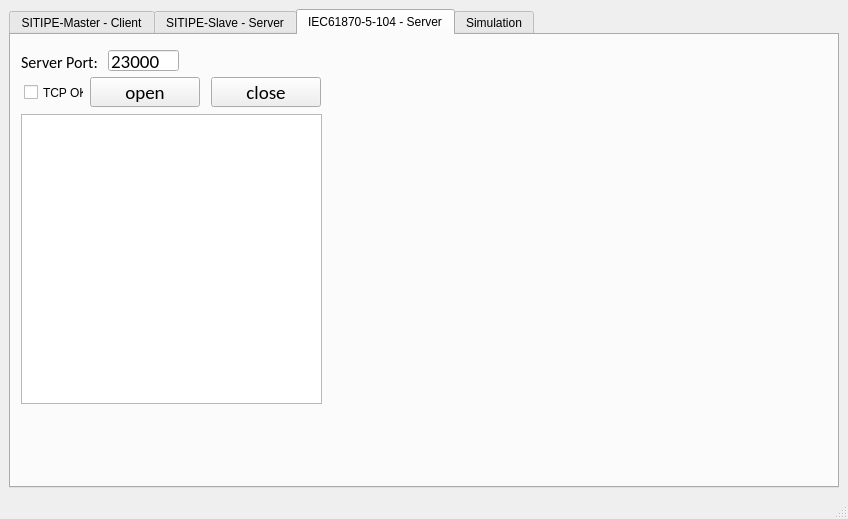
The window that examples/QtWidgets/Qt6CMake-main/forms/mainwindow.ui (Pfannex/IEC61850_Qt) describes before a commit, drawn with Qt 5.
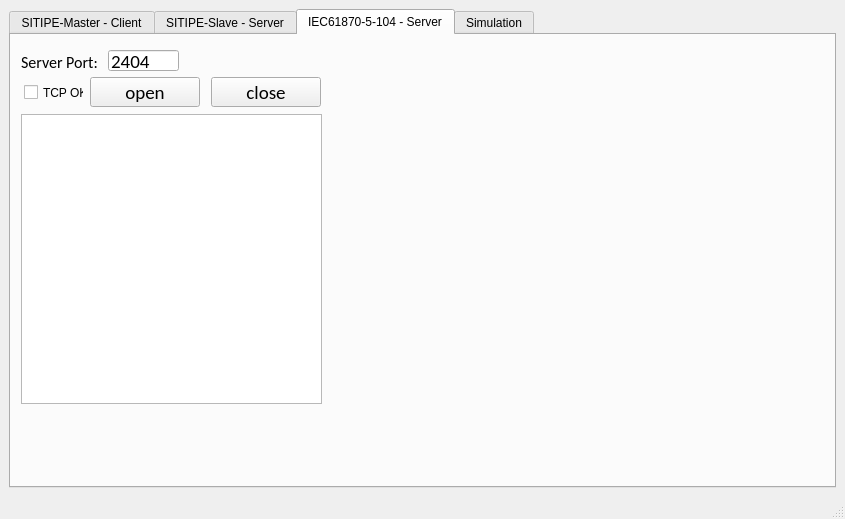
The same window after the commit. The open tabs and pages were chosen to show the change.

```diff
--- a/examples/QtWidgets/Qt6CMake-main/forms/mainwindow.ui
+++ b/examples/QtWidgets/Qt6CMake-main/forms/mainwindow.ui
@@ -6,7 +6,7 @@
    <rect>
     <x>0</x>
     <y>0</y>
-    <width>848</width>
+    <width>845</width>
     <height>519</height>
    </rect>
   </property>
@@ -2770,7 +2770,7 @@
          <string/>
         </property>
         <property name="text">
-         <string>23000</string>
+         <string>2404</string>
         </property>
         <property name="cursorPosition">
          <number>5</number>
```
Left out of the diff: 6 changed lines with no effect on the pictures.
